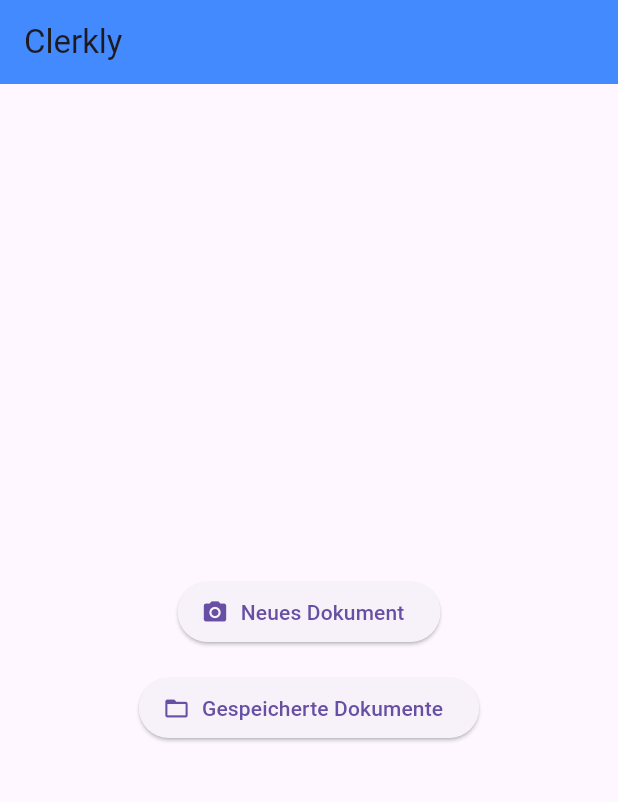
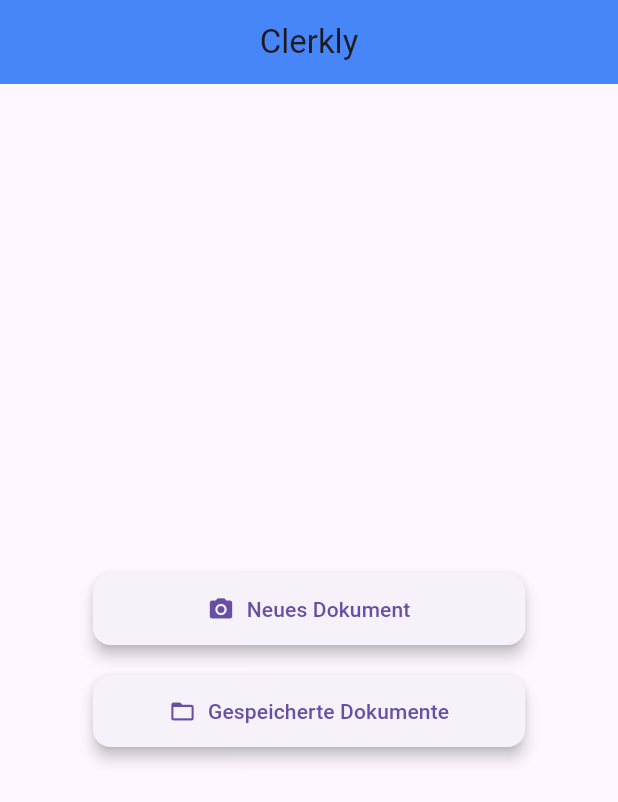
Before and after one commit to noahelsenhans/clerkly_app, a Flutter app: the screen it shows after launch, on a phone screen of 412 x 824 dp. Shown: the top 802 px of the screen. Run offline on Flutter 3.47's test engine with Material 3 defaults, Android fonts, the light colour scheme and no system bars; our stand-ins replace cloud_firestore, cross_file, file_picker, firebase_auth, firebase_core, image_picker and 3 more; missing offline and left inert: google_mlkit_text_recognition; accounts and stored records are empty.

Commit message:
chore: save initial app scaffold v1.0

```diff
--- a/lib/main.dart
+++ b/lib/main.dart
@@ -1,45 +1,60 @@
-import 'package:intl/date_symbol_data_local.dart';
-import 'package:clerkly_app/services/firestore_service.dart';import 'package:firebase_auth/firebase_auth.dart';
 import 'package:flutter/material.dart';
 import 'package:firebase_core/firebase_core.dart';
-import 'package:flutter_dotenv/flutter_dotenv.dart';
+import 'package:intl/date_symbol_data_local.dart';
+import 'services/firestore_service.dart';
+import 'firebase_options.dart';
 import 'screens/login_screen.dart';
 import 'screens/home_screen.dart';
-import 'firebase_options.dart'; // später generiert
 
 Future<void> main() async {
-//  await dotenv.load(fileName: ".env");
   WidgetsFlutterBinding.ensureInitialized();
   await Firebase.initializeApp(
     options: DefaultFirebaseOptions.currentPlatform,
   );
-await initializeDateFormatting('de_DE', null);
+  await initializeDateFormatting('de_DE', null);
   runApp(const MyApp());
 }
 
 class MyApp extends StatelessWidget {
   const MyApp({super.key});
+
   @override
   Widget build(BuildContext context) {
     return MaterialApp(
       title: 'Clerkly',
-      theme: ThemeData(primarySwatch: Colors.blue),
-      home: HomeScreen(),
-    );
-  }
-}
-
-// Leitet zu Login oder Home weiter
-class AuthGate extends StatelessWidget {
-  @override
-  Widget build(BuildContext context) {
-    return StreamBuilder(
-stream: FirestoreService.getDocumentsStream(), //
-      builder: (ctx, snapshot) {
-        if (snapshot.connectionState == ConnectionState.waiting)
-          return const Scaffold(body: Center(child: CircularProgressIndicator()));
-        if (snapshot.hasData) return const HomeScreen();
-        return const LoginScreen();
+      theme: ThemeData(
+        primarySwatch: Colors.blue,
+        appBarTheme: const AppBarTheme(
+          backgroundColor: Colors.blueAccent,
+          centerTitle: true,
+          elevation: 2,
+        ),
+        elevatedButtonTheme: ElevatedButtonThemeData(
+          style: ElevatedButton.styleFrom(
+            shape: RoundedRectangleBorder(
+              borderRadius: BorderRadius.circular(12),
+            ),
+            elevation: 4,
+            padding: const EdgeInsets.symmetric(
+              vertical: 14,
+              horizontal: 24,
+            ),
+          ),
+        ),
+        chipTheme: ChipThemeData(
+          selectedColor: Colors.blueAccent.withOpacity(0.2),
+          backgroundColor: Colors.grey.shade200,
+          labelStyle: const TextStyle(color: Colors.black87),
+          secondaryLabelStyle: const TextStyle(color: Colors.black87),
+          shape: RoundedRectangleBorder(
+            borderRadius: BorderRadius.circular(8),
+          ),
+        ),
+      ),
+      home: const HomeScreen(),
+      routes: {
+        '/home': (_) => const HomeScreen(),
+        '/login': (_) => const LoginScreen(),
       },
     );
   }
--- a/lib/screens/home_screen.dart
+++ b/lib/screens/home_screen.dart
@@ -1,46 +1,41 @@
 import 'package:flutter/material.dart';
-import 'package:clerkly_app/screens/scan_screen.dart';
-import 'package:clerkly_app/screens/saved_documents_screen.dart';
+import 'scan_screen.dart';
+import 'saved_documents_screen.dart';
 
 class HomeScreen extends StatelessWidget {
   const HomeScreen({Key? key}) : super(key: key);
 
   @override
   Widget build(BuildContext context) {
+    // Gemeinsame Breite für beide Buttons
+    final buttonWidth = MediaQuery.of(context).size.width * 0.7;
+
     return Scaffold(
       appBar: AppBar(
         title: const Text('Clerkly'),
-        backgroundColor: Colors.blueAccent,
       ),
       body: Center(
         child: Column(
-          mainAxisAlignment: MainAxisAlignment.center,
+          mainAxisSize: MainAxisSize.min,
           children: [
-            ElevatedButton.icon(
-              icon: const Icon(Icons.camera_alt),
-              label: const Text('Neues Dokument'),
-              onPressed: () async {
-                final path = await Navigator.of(context).push<String>(
-                  MaterialPageRoute(builder: (_) => const ScanScreen()),
-                );
-                if (path != null) {
-                  // TODO: Weiterverarbeitung (OCR/PDF) später
-                  ScaffoldMessenger.of(context).showSnackBar(
-                    SnackBar(content: Text('Ausgewählter Pfad: $path')),
-                  );
-                }
-              },
+            SizedBox(
+              width: buttonWidth,
+              child: ElevatedButton.icon(
+                icon: const Icon(Icons.camera_alt),
+                label: const Text('Neues Dokument'),
+                onPressed: () => Navigator.of(context)
+                    .push(MaterialPageRoute(builder: (_) => const ScanScreen())),
+              ),
             ),
-            const SizedBox(height: 16),
-            ElevatedButton.icon(
-              icon: const Icon(Icons.folder_open),
-              label: const Text('Gespeicherte Dokumente'),
-              onPressed: () {
-                Navigator.push(
-                  context,
-                  MaterialPageRoute(builder: (_) => const SavedDocumentsScreen()),
-                );
-              },
+            const SizedBox(height: 20),
+            SizedBox(
+              width: buttonWidth,
+              child: ElevatedButton.icon(
+                icon: const Icon(Icons.folder_open),
+                label: const Text('Gespeicherte Dokumente'),
+                onPressed: () => Navigator.of(context)
+                    .push(MaterialPageRoute(builder: (_) => const SavedDocumentsScreen())),
+              ),
             ),
           ],
         ),
--- a/pubspec.yaml
+++ b/pubspec.yaml
@@ -39,7 +39,7 @@ dependencies:
   google_mlkit_text_recognition: ^0.15.0
   file_picker: ^10.1.8
   firebase_core: ^3.13.0
-  cloud_firestore: ^5.6.6
+  cloud_firestore: ^5.6.7
   firebase_core_platform_interface: ^5.4.0
   share_plus: ^11.0.0
   pdf: ^3.11.3
```
Also changed, not shown: lib/screens/document_detail_screen.dart (+43 -52 lines), lib/screens/document_search_delegate.dart (+39 -48 lines), lib/screens/saved_documents_screen.dart (+24 -33 lines), lib/screens/scan_screen.dart (+25 -9 lines), lib/services/firestore_service.dart (+6 -7 lines), lib/services/ocr_service.dart (+3 -4 lines), lib/services/pdf_service.dart (added, +26 -0 lines), pubspec.lock, 2 other files.
